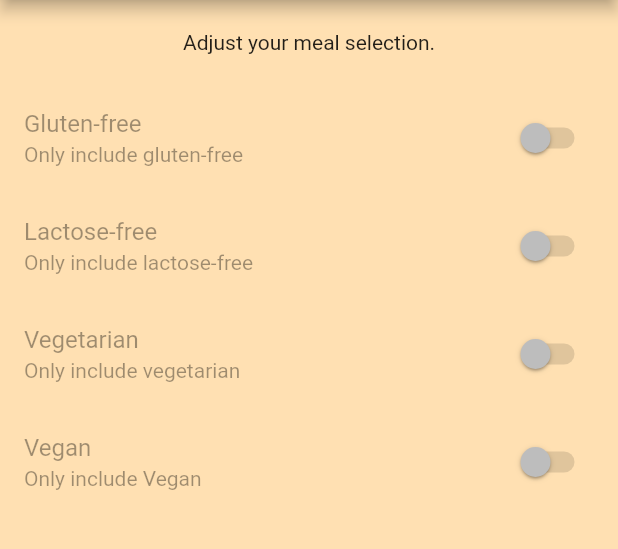
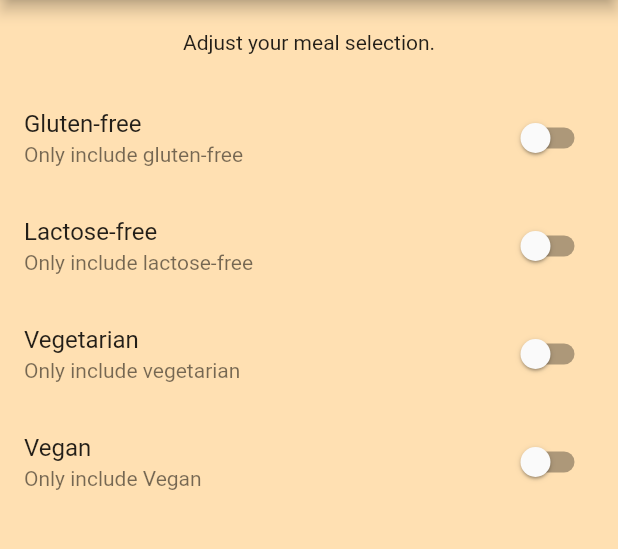
Before and after one commit to arkobandyopadhyay/CookFood, a Flutter app: the FiltersScreen screen opened by its route, on a phone screen of 412 x 824 dp, the part 84-633 px from its top. Run offline on Flutter 3.47's test engine with Material 2 defaults, Android fonts, the phone set to English and light mode, and no system bars; generated files the repository leaves out were written again.

Commit message:
Changed AndroidManifest, BuildGradle, Filters_screen, dummy_data naming convension, and other naming convension changes

```diff
--- a/lib/categories_screen.dart
+++ b/lib/categories_screen.dart
@@ -16,7 +16,8 @@ class CategoriesScreen extends StatelessWidget {
           mainAxisSpacing: 20),
       children: DUMMY_CATEGORIES
           .map(
-            (catdata) => CategoryItem(catdata.id, catdata.title, catdata.color),
+            (catdata) => CategoryItem(
+                id: catdata.id, title: catdata.title, color: catdata.color),
           )
           .toList(),
     );
--- a/lib/category_item.dart
+++ b/lib/category_item.dart
@@ -6,7 +6,9 @@ class CategoryItem extends StatelessWidget {
   final String title;
   final Color color;
 
-  CategoryItem(this.id, this.title, this.color) : super(key: key);
+  const CategoryItem(
+      {Key? key, required this.id, required this.title, required this.color})
+      : super(key: key);
 
   void SelectCategory(BuildContext ctx) {
     Navigator.of(ctx).pushNamed(
--- a/lib/dummy_data.dart
+++ b/lib/dummy_data.dart
@@ -2,7 +2,7 @@ import 'package:flutter/material.dart';
 import './models/category.dart';
 import './models/meals.dart';
 
-const DUMMY_CATEGORIES = const [
+const DUMMY_CATEGORIES = [
   Category(
     id: 'c1',
     title: 'Italian',
@@ -55,7 +55,7 @@ const DUMMY_CATEGORIES = const [
   ),
 ];
 
-const DUMMY_MEALS =const [
+const DUMMY_MEALS = const [
   const Meal(
     id: 'm1',
     categories: [
--- a/lib/filters_screen.dart
+++ b/lib/filters_screen.dart
@@ -1,58 +1,82 @@
+import 'package:flutter/foundation.dart';
 import 'package:flutter/material.dart';
 import './main_drawer.dart';
+
 class FiltersScreen extends StatefulWidget {
-  static const routeName='/filters';
+  static const routeName = '/filters';
+
+  const FiltersScreen({super.key});
   @override
-  State<FiltersScreen> createState()=> _FiltersScreenState();
+  State<FiltersScreen> createState() => _FiltersScreenState();
 }
-class _FiltersScreenState extends State<FiltersScreen>{
-  var _glutenFree=false;
-  var _vegetarian =false;
-  var _vegan=false;
-  var _lactoseFree=false;
-  @override
-  Widget _buildSwitchListTile(String text,String text2,bool currentValue, updateValue){
-    return SwitchListTile(title: Text(text),value: currentValue,subtitle: Text(text2),
-      onChanged: updateValue(true),
+
+class _FiltersScreenState extends State<FiltersScreen> {
+  var _glutenFree = false;
+  var _vegetarian = false;
+  var _vegan = false;
+  var _lactoseFree = false;
+
+  Widget _buildSwitchListTile(
+      Key key, String text, String text2, bool currentValue, updateValue) {
+    print(key);
+    return SwitchListTile(
+      key: key,
+      title: Text(text),
+      value: currentValue,
+      subtitle: Text(text2),
+      onChanged: updateValue,
     );
   }
+
   @override
   Widget build(BuildContext context) {
     return Scaffold(
-      appBar: AppBar(title:Text('Your Filters',),),
+      appBar: AppBar(
+        title: const Text(
+          'Your Filters',
+        ),
+      ),
       drawer: MainDrawer(),
-      body:Column(children: <Widget>[
+      body: Column(
+        children: <Widget>[
           Container(
-          padding: EdgeInsets.all(20),
-          child: Text(
+            padding: const EdgeInsets.all(20),
+            child: const Text(
               'Adjust your meal selection.',
             ),
           ),
-        Expanded(child: ListView(
+          Expanded(
+              child: ListView(
             children: <Widget>[
-            _buildSwitchListTile('Gluten-free', 'Only include gluten-free', _glutenFree, (newValue) {
-              setState((){
-                _glutenFree=newValue;
+              _buildSwitchListTile(const Key('Gluten-free'), 'Gluten-free',
+                  'Only include gluten-free', _glutenFree, (bool newValue) {
+                setState(() {
+                  _glutenFree = newValue;
                 });
               }),
-            _buildSwitchListTile('Lactose-free', 'Only include lactose-free', _lactoseFree, (newValue) {
-              setState((){
-                _lactoseFree=newValue;
+              _buildSwitchListTile(const Key('Lactose-free'), 'Lactose-free',
+                  'Only include lactose-free', _lactoseFree, (bool newValue) {
+                setState(() {
+                  _lactoseFree = newValue;
                 });
               }),
-            _buildSwitchListTile('Vegetarian', 'Only include vegetarian', _vegetarian, (newValue) {
-              setState((){
-                _vegetarian=newValue;
+              _buildSwitchListTile(const Key('Vegetarian'), 'Vegetarian',
+                  'Only include vegetarian', _vegetarian, (bool newValue) {
+                setState(() {
+                  _vegetarian = newValue;
                 });
               }),
-            _buildSwitchListTile('Vegan', 'Only include Vegan', _vegan, (newValue) {
-              setState((){
-                _vegan=newValue;
+              _buildSwitchListTile(
+                  const Key('Vegan'), 'Vegan', 'Only include Vegan', _vegan,
+                  (bool val) {
+                setState(() {
+                  _vegan = val;
                 });
-            }),
+              })
             ],
           ))
-      ],),
+        ],
+      ),
     );
   }
 }
--- a/lib/src/localization/app_en.arb
+++ b/lib/src/localization/app_en.arb
@@ -1,5 +1,5 @@
 {
-  "appTitle": "practice2",
+  "appTitle": "cookfood",
   "@appTitle": {
     "description": "The title of the application"
   }
--- a/pubspec.yaml
+++ b/pubspec.yaml
@@ -1,4 +1,4 @@
-name: practice2
+name: cookfood
 description: A new Flutter project.
 
 # Prevent accidental publishing to pub.dev.
```
Also changed, not shown: lib/favorites_screen.dart (+6 -1 lines), lib/main.dart (+9 -7 lines), pubspec.lock, 18 other files. Lines whose indentation alone changed are shown as unchanged.
